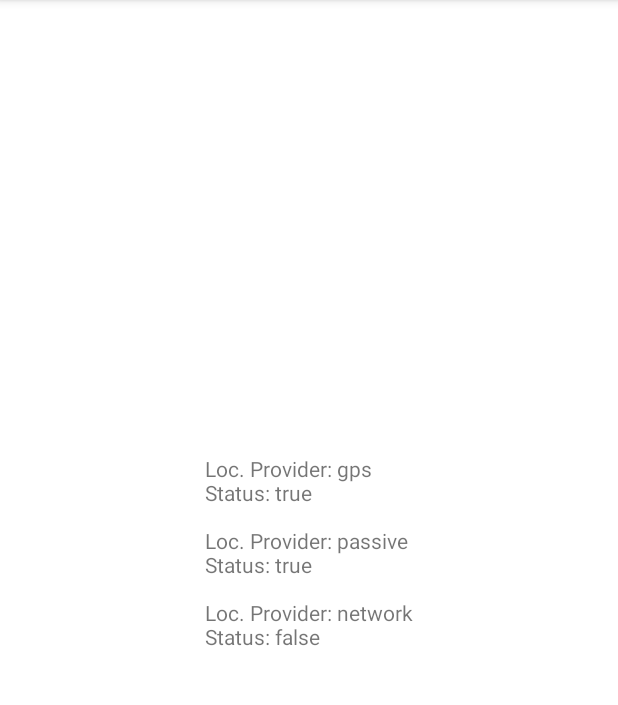
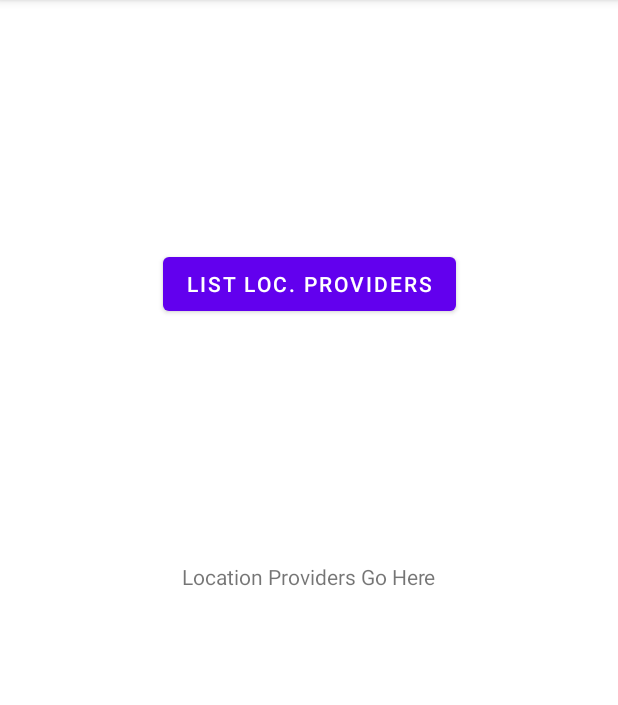
Before and after one commit to jimin9576/LocProviderList, an Android app: the screen it shows after launch (LocProviderListActivity), on a phone screen of 412 x 824 dp, the part 84-789 px from its top. Run offline under Robolectric (Android 15) with nearby library versions, the phone set to English and light mode, and no system bars.

Commit message:
added button

```diff
--- a/app/src/main/java/com/example/locproviderlist/LocProviderListActivity.java
+++ b/app/src/main/java/com/example/locproviderlist/LocProviderListActivity.java
@@ -4,6 +4,8 @@ import androidx.appcompat.app.AppCompatActivity;
 
 import android.location.LocationManager;
 import android.os.Bundle;
+import android.view.View;
+import android.widget.Button;
 import android.widget.TextView;
 
 import java.util.List;
@@ -12,6 +14,7 @@ public class LocProviderListActivity extends AppCompatActivity {
     TextView mtextView;
     LocationManager lm; //location Manager
     List<String> locProvList;
+    Button mbutton;
 
     @Override
     protected void onCreate(Bundle savedInstanceState) {
@@ -19,6 +22,10 @@ public class LocProviderListActivity extends AppCompatActivity {
         setContentView(R.layout.activity_main);
 
         mtextView = findViewById(R.id.txtOutput);
+        mbutton = findViewById(R.id.button);
+        mbutton.setOnClickListener(new View.OnClickListener() {
+            @Override
+            public void onClick(View view) {
                 lm = (LocationManager)getSystemService(LOCATION_SERVICE);
 
                 locProvList = lm.getAllProviders();
@@ -30,4 +37,6 @@ public class LocProviderListActivity extends AppCompatActivity {
                 }
                 mtextView.setText(s);
             }
+        });
     }
+}
--- a/app/src/main/res/layout/activity_main.xml
+++ b/app/src/main/res/layout/activity_main.xml
@@ -16,4 +16,14 @@
         app:layout_constraintRight_toRightOf="parent"
         app:layout_constraintTop_toTopOf="parent" />
 
+    <Button
+        android:id="@+id/button"
+        android:layout_width="wrap_content"
+        android:layout_height="wrap_content"
+        android:layout_marginTop="165dp"
+        android:text="List Loc. Providers"
+        app:layout_constraintEnd_toEndOf="parent"
+        app:layout_constraintStart_toStartOf="parent"
+        app:layout_constraintTop_toTopOf="parent" />
+
 </androidx.constraintlayout.widget.ConstraintLayout>
```
Lines whose indentation alone changed are shown as unchanged.
